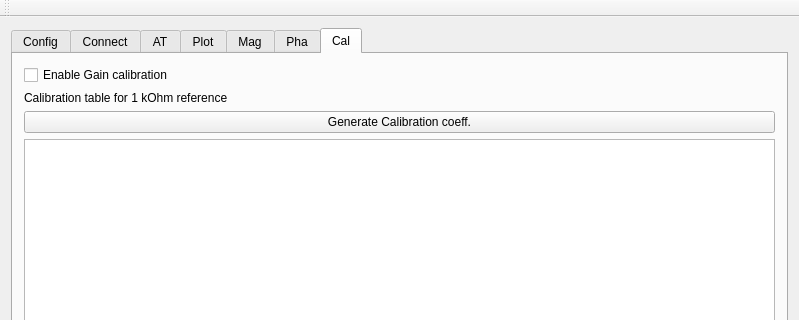
saul-rodriguez/Qt, file nanosense2/nanosense2/mainwindow.ui: the form before one commit; both pictures show x 0 to 799 and y 0 to 320 of the 799 by 584 pixel window.
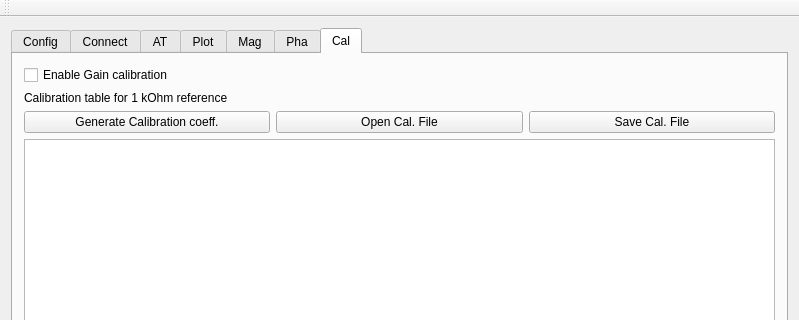
The form after the commit.

Patch:
```diff
--- a/nanosense2/nanosense2/mainwindow.ui
+++ b/nanosense2/nanosense2/mainwindow.ui
@@ -390,6 +390,8 @@
              </widget>
             </item>
             <item>
+             <layout class="QHBoxLayout" name="horizontalLayout_5">
+              <item>
              <widget class="QPushButton" name="pushButtonGenerateCalibration">
               <property name="text">
                <string>Generate Calibration coeff.</string>
@@ -397,9 +399,25 @@
              </widget>
             </item>
             <item>
+               <widget class="QPushButton" name="pushButtonOpenCalFile">
+                <property name="text">
+                 <string>Open Cal. File</string>
+                </property>
+               </widget>
+              </item>
+              <item>
+               <widget class="QPushButton" name="pushButtonSaveCalFile">
+                <property name="text">
+                 <string>Save Cal. File</string>
+                </property>
+               </widget>
+              </item>
+             </layout>
+            </item>
+           </layout>
+          </item>
+          <item row="1" column="0">
              <widget class="QTableView" name="tableViewCalibration"/>
-            </item>
-           </layout>
           </item>
          </layout>
         </widget>
```
Lines whose indentation alone changed are shown as unchanged.
